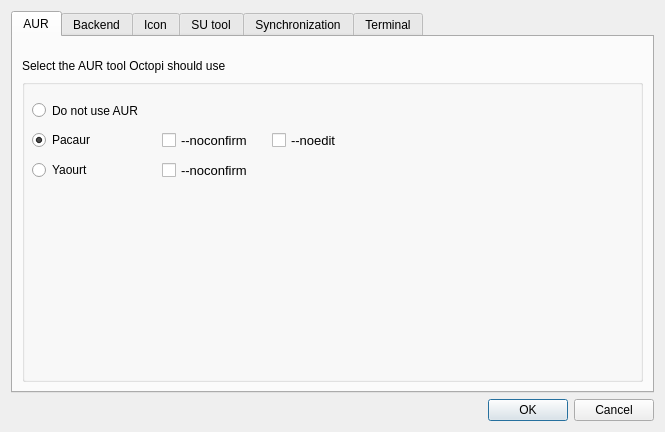
Qt form ui/optionsdialog.ui (aarnt/octopi) before a commit.
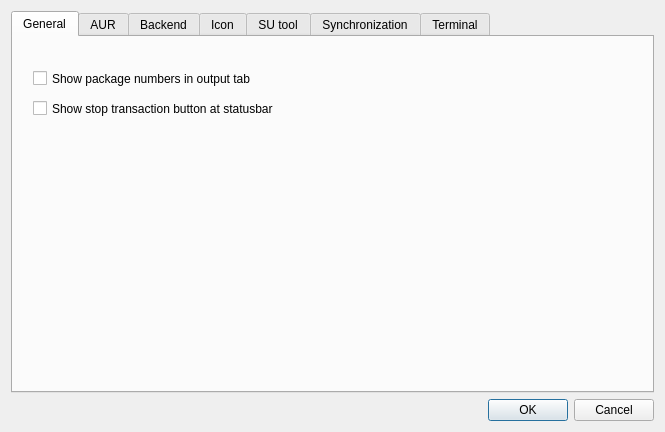
The same form after that commit.

Commit message: - Added General tab in optionsdialog code. - BugFix in pkg counters code.

Diff of the .ui file:
```diff
--- a/ui/optionsdialog.ui
+++ b/ui/optionsdialog.ui
@@ -33,6 +33,37 @@
        <property name="currentIndex">
         <number>0</number>
        </property>
+       <widget class="QWidget" name="tabGeneral">
+        <attribute name="title">
+         <string>General</string>
+        </attribute>
+        <widget class="QCheckBox" name="cbShowPackageNumbersOutput">
+         <property name="geometry">
+          <rect>
+           <x>20</x>
+           <y>30</y>
+           <width>581</width>
+           <height>23</height>
+          </rect>
+         </property>
+         <property name="text">
+          <string>Show package numbers in output tab</string>
+         </property>
+        </widget>
+        <widget class="QCheckBox" name="cbShowStopTransaction">
+         <property name="geometry">
+          <rect>
+           <x>20</x>
+           <y>60</y>
+           <width>611</width>
+           <height>23</height>
+          </rect>
+         </property>
+         <property name="text">
+          <string>Show stop transaction button at statusbar</string>
+         </property>
+        </widget>
+       </widget>
        <widget class="QWidget" name="tabAUR">
         <attribute name="title">
          <string notr="true">AUR</string>
```
The commit also changes 10 other files.
